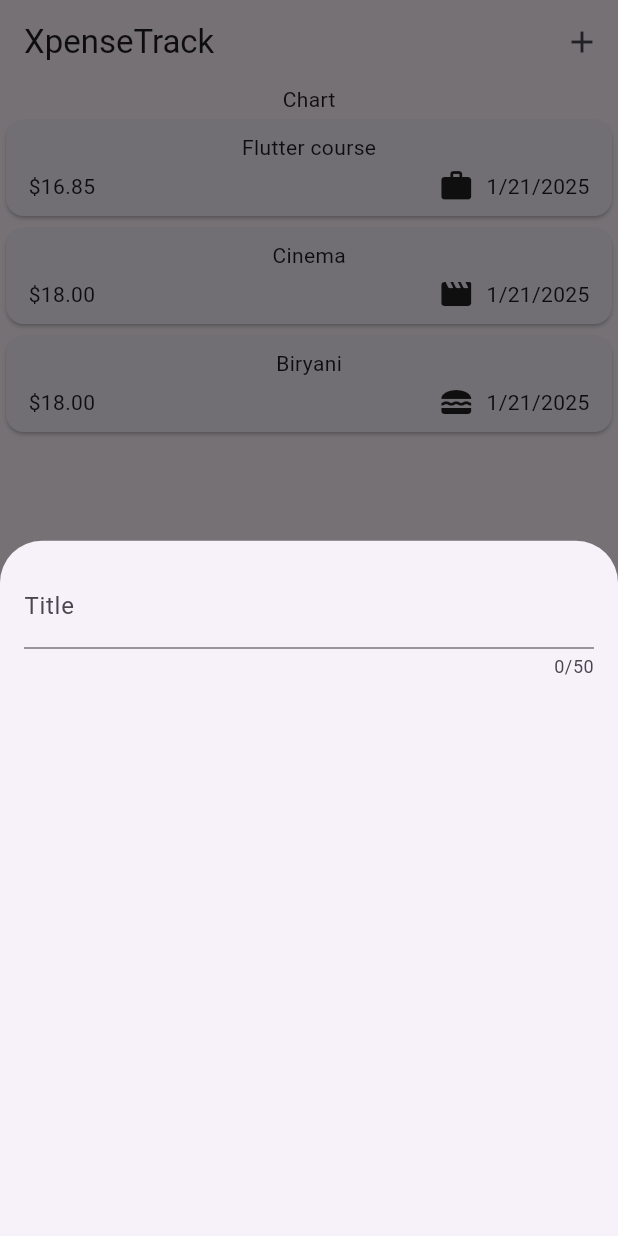
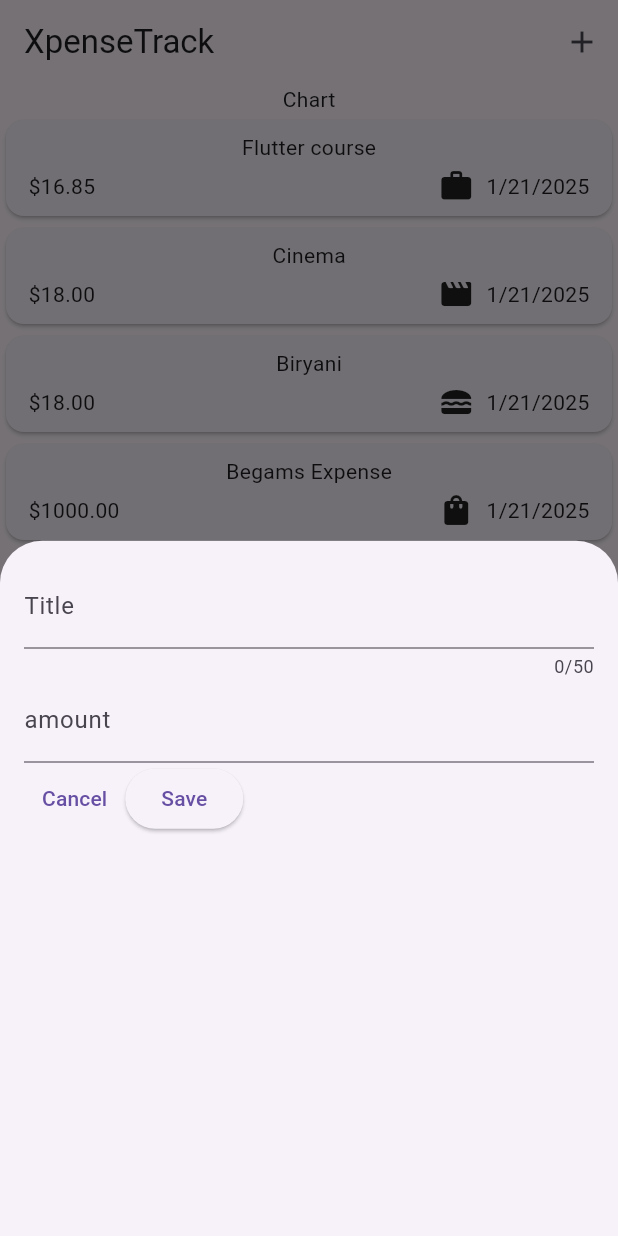
Before and after one commit to MuhammadAhmadd1/Xpense_tracker, a Flutter app: the screen it shows after launch, after a tap on the "add" icon, on a phone screen of 412 x 824 dp. Run offline on Flutter 3.47's test engine with Material 3 defaults, Android fonts, the phone set to English and light mode, and no system bars.

Commit message:
text controller and dispose overly

```diff
--- a/lib/modle/expense_structure.dart
+++ b/lib/modle/expense_structure.dart
@@ -9,13 +9,14 @@ final formatter = DateFormat.yMd();
 //variable to store unique id for every expense
 const uuid = Uuid();
 
-enum Category { food, travel, leisure, work }
+enum Category { food, travel, leisure, work, shopping }
 
 const categoryIcons = {
   Category.food: Icons.lunch_dining,
   Category.leisure: Icons.movie_rounded,
   Category.travel: Icons.flight_takeoff,
   Category.work: Icons.work,
+  Category.shopping: Icons.shopping_bag,
 };
 
 class ExpenseStructure {
--- a/lib/widgets/expenses.dart
+++ b/lib/widgets/expenses.dart
@@ -28,7 +28,12 @@ class _ExpensesState extends State<Expenses> {
         title: 'Biryani',
         amount: 18,
         date: DateTime.now(),
-        category: Category.food)
+        category: Category.food),
+    ExpenseStructure(
+        title: 'Begams Expense',
+        amount: 1000,
+        date: DateTime.now(),
+        category: Category.shopping),
   ];
 
   void _openAddExpenseOverLay() {
--- a/lib/widgets/new_expense.dart
+++ b/lib/widgets/new_expense.dart
@@ -1,3 +1,4 @@
+import 'package:flutter/foundation.dart';
 import 'package:flutter/material.dart';
 
 class NewExpense extends StatefulWidget {
@@ -8,6 +9,18 @@ class NewExpense extends StatefulWidget {
 }
 
 class _NewExpenseState extends State<NewExpense> {
+  final _titleController = TextEditingController();
+  final _amountController = TextEditingController();
+
+//dispose is called automatically by flutter when the widget & it's state are about to be destroyed(removed from UI)
+//In this case it will be called when _openAddExpenseOverLay is removed by the user
+//helps in keeping the memory optomized
+  @override
+  void dispose() {
+    _titleController.dispose();
+    super.dispose();
+  }
+
   @override
   Widget build(BuildContext context) {
     return Padding(
@@ -15,11 +28,34 @@ class _NewExpenseState extends State<NewExpense> {
       child: Column(
         children: [
           TextField(
+            controller: _titleController,
             maxLength: 50,
             decoration: InputDecoration(
               label: Text('Title'),
             ),
           ),
+          TextField(
+            controller: _amountController,
+            keyboardType: TextInputType.number,
+            decoration: InputDecoration(
+              prefixText: '\$ ',
+              label: Text('amount'),
+            ),
+          ),
+          Row(
+            children: [
+              TextButton(
+                onPressed: () {},
+                child: Text('Cancel'),
+              ),
+              ElevatedButton(
+                  onPressed: () {
+                    print(_titleController.text);
+                    print(_amountController.text);
+                  },
+                  child: Text('Save')),
+            ],
+          )
         ],
       ),
     );
```
Also changed, not shown: pubspec.lock.
